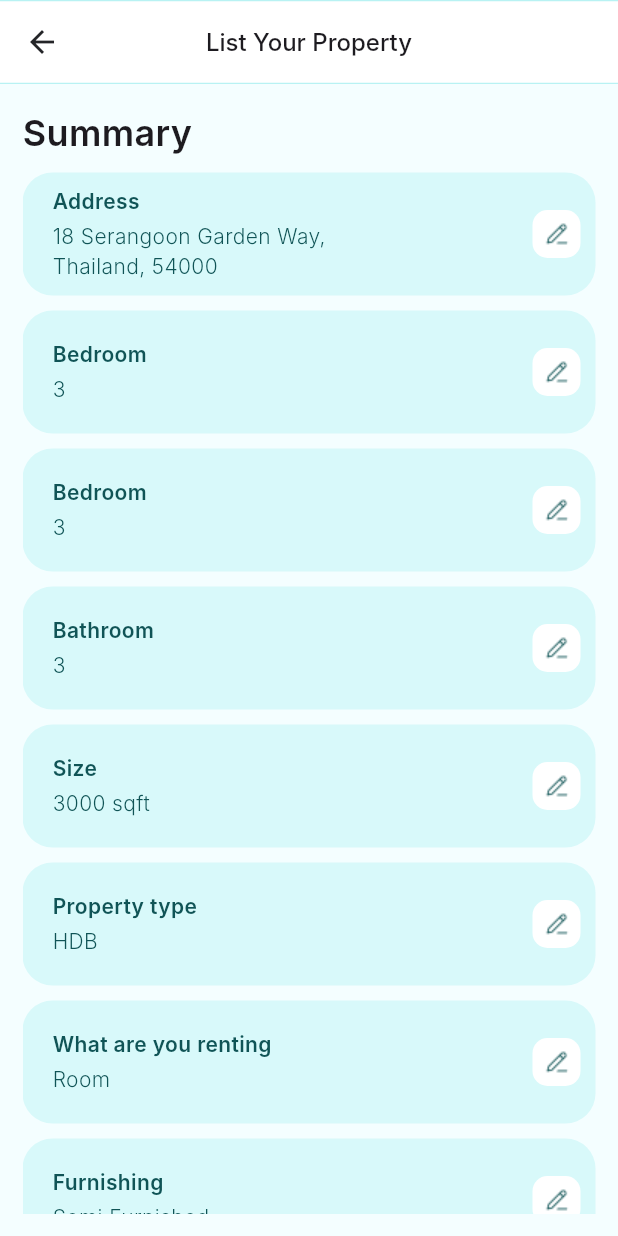
After one commit to Olivi-tech/rentfix, a Flutter app: the PropertyListingDetails screen opened directly, on a phone screen of 412 x 824 dp. The commit adds this screen. Run offline on Flutter 3.47's test engine with Material 3 defaults, Android fonts, the phone set to English and light mode, and no system bars; our stand-ins replace device_preview, flutter_svg, pinput, syncfusion_flutter_datepicker; Roboto replaces fonts that are missing (Inter).

Commit message:
Complete Ower Screens

```diff
--- a/lib/constants/app_colors.dart
+++ b/lib/constants/app_colors.dart
@@ -38,6 +38,7 @@ class AppColors {
   //for containers
   //icon container & message container
   static const Color paleBlue = Color(0xFFB8F2F3);
+  static const skyBlue = Color(0x4CB8F2F3);
 
   //list container
   static const Color paleAqua = Color(0xFFD8F9FA);
--- a/lib/constants/app_images.dart
+++ b/lib/constants/app_images.dart
@@ -29,6 +29,7 @@ class AppImages {
 
   static const oldMen = 'assets/images/old_man.png';
   static const cameraIcon = 'assets/svgs/camera.svg';
+  static const galleryIcon = 'assets/svgs/gallery.svg';
   static const camIcon = 'assets/svgs/cam.svg';
   static const arrowdownIcon = 'assets/svgs/arrowdown.svg';
   static const sendIcon = 'assets/svgs/send.svg';
--- a/lib/main.dart
+++ b/lib/main.dart
@@ -4,7 +4,8 @@ import 'package:rent_fix/constants/app_colors.dart';
 import 'package:device_preview/device_preview.dart';
 import 'package:rent_fix/constants/constants.dart';
 import 'package:rent_fix/providers/bottom_navigation_provider.dart';
-import 'package:rent_fix/widgets/widgets.dart';
+import 'package:rent_fix/screens/property_add_photo.dart';
+import 'package:rent_fix/screens/screens.dart';
 
 void main() => runApp(
       DevicePreview(
@@ -31,7 +32,8 @@ class RentFixApp extends StatelessWidget {
             backgroundColor: AppColors.white,
           ),
         ),
-        onGenerateRoute: Routers.generateRoute,
+        home: const ActivitiesScreen(),
+        // onGenerateRoute: Routers.generateRoute,
       ),
     );
   }
--- /dev/null
+++ b/lib/screens/property_listing_screen.dart
@@ -0,0 +1,207 @@
+import 'package:flutter/material.dart';
+import 'package:rent_fix/constants/constants.dart';
+import 'package:rent_fix/widgets/widgets.dart';
+
+class PropertyListingDetails extends StatelessWidget {
+  const PropertyListingDetails({super.key});
+
+  @override
+  Widget build(BuildContext context) {
+    return Scaffold(
+      appBar: const CustomAppBar(
+        title: 'List Your Property',
+        showSearchIcon: false,
+      ),
+      body: Padding(
+        padding: const EdgeInsets.all(15),
+        child: SingleChildScrollView(
+          child:
+              Column(crossAxisAlignment: CrossAxisAlignment.start, children: [
+            const CustomText(
+              label: 'Summary',
+              size: FontSize.xxLarge,
+              weight: FontWeight.w600,
+            ),
+            const CustomSize(
+              height: 10,
+            ),
+            const SummaryContainer(
+              headingText: 'Address',
+              detailText: '18 Serangoon Garden Way,\nThailand, 54000',
+            ),
+            const CustomSize(
+              height: 10,
+            ),
+            const SummaryContainer(
+              headingText: 'Bedroom',
+              detailText: '3',
+            ),
+            const CustomSize(
+              height: 10,
+            ),
+            const SummaryContainer(
+              headingText: 'Bedroom',
+              detailText: '3',
+            ),
+            const CustomSize(
+              height: 10,
+            ),
+            const SummaryContainer(
+              headingText: 'Bathroom',
+              detailText: '3',
+            ),
+            const CustomSize(
+              height: 10,
+            ),
+            const SummaryContainer(
+              headingText: 'Size',
+              detailText: '3000 sqft',
+            ),
+            const CustomSize(
+              height: 10,
+            ),
+            const SummaryContainer(
+              headingText: 'Property type',
+              detailText: 'HDB',
+            ),
+            const CustomSize(
+              height: 10,
+            ),
+            const SummaryContainer(
+              headingText: 'What are you renting',
+              detailText: 'Room',
+            ),
+            const CustomSize(
+              height: 10,
+            ),
+            const SummaryContainer(
+              headingText: 'Furnishing',
+              detailText: 'Semi Furnished',
+            ),
+            const CustomSize(
+              height: 10,
+            ),
+            const SummaryContainer(
+              headingText: 'Amount',
+              detailText: 'S\$300',
+            ),
+            const CustomSize(
+              height: 10,
+            ),
+            const SummaryContainer(
+              headingText: 'Available for rent',
+              detailText: 'Available now',
+            ),
+            const CustomSize(
+              height: 10,
+            ),
+            const CustomSize(
+              height: 10,
+            ),
+            const SummaryContainer(
+              headingText: 'Property description',
+              detailText:
+                  'Lorem ipsum dolor sit amet, consectetur\nadipiscing elit, sed do eiusmod tempor...',
+            ),
+            const CustomSize(
+              height: 10,
+            ),
+            ShapeContainer(
+              height: 122,
+              decoration: ShapeDecoration(
+                color: AppColors.paleAqua,
+                shape: RoundedRectangleBorder(
+                  borderRadius: BorderRadius.circular(20),
+                ),
+              ),
+              child: Center(
+                child: Padding(
+                  padding:
+                      const EdgeInsets.symmetric(horizontal: 10, vertical: 5),
+                  child: Padding(
+                    padding: const EdgeInsets.only(left: 10, top: 0),
+                    child: Row(
+                      mainAxisAlignment: MainAxisAlignment.spaceBetween,
+                      children: [
+                        Column(
+                          crossAxisAlignment: CrossAxisAlignment.start,
+                          mainAxisAlignment: MainAxisAlignment.center,
+                          children: [
+                            const CustomText(
+                              label: 'Property Images',
+                              color: AppColors.darkGreen,
+                              size: FontSize.xxMedium,
+                              weight: FontWeight.w600,
+                            ),
+                            const CustomSize(
+                              height: 3,
+                            ),
+                            Row(
+                              children: [
+                                Image.asset(
+                                  AppImages.roomImage,
+                                  width: 64,
+                                  height: 64,
+                                ),
+                                const CustomSize(
+                                  width: 5,
+                                ),
+                                Image.asset(
+                                  AppImages.roomImage,
+                                  width: 64,
+                                  height: 64,
+                                ),
+                                const CustomSize(
+                                  width: 5,
+                                ),
+                                Image.asset(
+                                  AppImages.roomImage,
+                                  width: 64,
+                                  height: 64,
+                                ),
+                              ],
+                            )
+                          ],
+                        ),
+                        Column(
+                          mainAxisAlignment: MainAxisAlignment.center,
+                          children: [
+                            ShapeContainer(
+                              width: 32,
+                              height: 32,
+                              decoration: ShapeDecoration(
+                                color: Colors.white,
+                                shape: RoundedRectangleBorder(
+                                  borderRadius: BorderRadius.circular(10),
+                                ),
+                              ),
+                              child: Image.asset(AppImages.pen),
+                            ),
+                          ],
+                        )
+                      ],
+                    ),
+                  ),
+                ),
+              ),
+            ),
+            const CustomSize(
+              height: 10,
+            ),
+            CustomButton(
+              width: MediaQuery.of(context).size.width,
+              onPressed: () {},
+              btnColor: AppColors.turquoise,
+              borderColor: Colors.transparent,
+              textColor: AppColors.white,
+              text: 'Next',
+            ),
+            const CustomSize(
+              height: 10,
+            ),
+          ]),
+        ),
+      ),
+    );
+  }
+}
--- a/lib/screens/screens.dart
+++ b/lib/screens/screens.dart
@@ -14,6 +14,8 @@ export 'property_furnished_screen.dart';
 export 'property_size_apparment_screen.dart';
 export 'property_monthly_rent_screen.dart';
 export 'property_description_screen.dart';
+export 'property_listing_screen.dart';
+export 'property_bedroom_screen.dart';
 export 'listing_detail_screen.dart';
 export 'discover_screen.dart';
 export 'home_screen.dart';
--- a/lib/widgets/custom_container.dart
+++ b/lib/widgets/custom_container.dart
@@ -255,3 +255,74 @@ class PropertyContainer extends StatelessWidget {
     );
   }
 }
+
+class SummaryContainer extends StatelessWidget {
+  final String headingText;
+  final String detailText;
+
+  const SummaryContainer(
+      {super.key, required this.headingText, required this.detailText});
+
+  @override
+  Widget build(BuildContext context) {
+    return ShapeContainer(
+      height: 82,
+      decoration: ShapeDecoration(
+        color: AppColors.paleAqua,
+        shape: RoundedRectangleBorder(
+          borderRadius: BorderRadius.circular(20),
+        ),
+      ),
+      child: Center(
+        child: Padding(
+          padding: const EdgeInsets.symmetric(horizontal: 10, vertical: 5),
+          child: Padding(
+            padding: const EdgeInsets.only(left: 10, top: 0),
+            child: Row(
+              mainAxisAlignment: MainAxisAlignment.spaceBetween,
+              children: [
+                Column(
+                  crossAxisAlignment: CrossAxisAlignment.start,
+                  mainAxisAlignment: MainAxisAlignment.center,
+                  children: [
+                    CustomText(
+                      label: headingText,
+                      color: AppColors.darkGreen,
+                      size: FontSize.xxMedium,
+                      weight: FontWeight.w600,
+                    ),
+                    const CustomSize(
+                      height: 3,
+                    ),
+                    CustomText(
+                      label: detailText,
+                      color: AppColors.darkGreen,
+                      size: FontSize.xxMedium,
+                      weight: FontWeight.w300,
+                    ),
+                  ],
+                ),
+                Column(
+                  mainAxisAlignment: MainAxisAlignment.center,
+                  children: [
+                    ShapeContainer(
+                      width: 32,
+                      height: 32,
+                      decoration: ShapeDecoration(
+                        color: Colors.white,
+                        shape: RoundedRectangleBorder(
+                          borderRadius: BorderRadius.circular(10),
+                        ),
+                      ),
+                      child: Image.asset(AppImages.pen),
+                    ),
+                  ],
+                )
+              ],
+            ),
+          ),
+        ),
+      ),
+    );
+  }
+}
```
Also changed, not shown: lib/screens/activities_screen.dart (+10 -7 lines), lib/screens/property_add_photo.dart (added, +91 -0 lines), lib/screens/property_address_screen.dart (+2 -6 lines), lib/screens/property_bathroom_screen.dart (added, +104 -0 lines), lib/screens/property_bedroom_screen.dart (added, +104 -0 lines), lib/screens/property_description_screen.dart (+2 -6 lines), lib/screens/property_monthly_rent_screen.dart (+2 -6 lines), lib/screens/property_size_apparment_screen.dart (+2 -6 lines), assets/svgs/gallery.svg (added), pubspec.lock (added).
